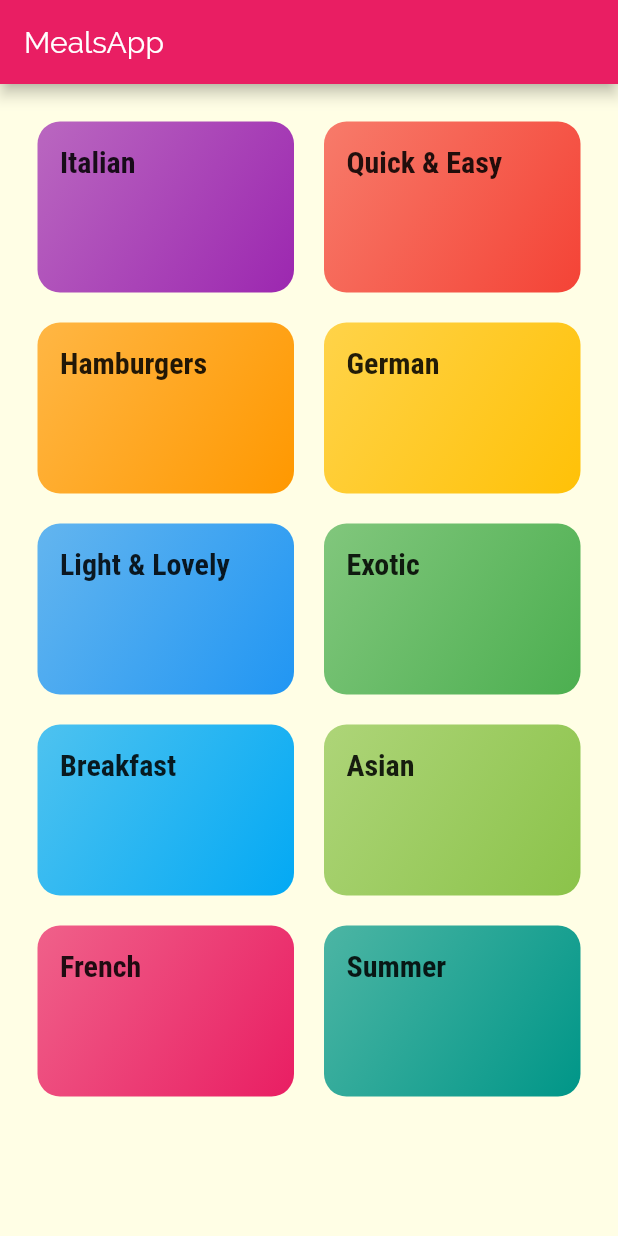
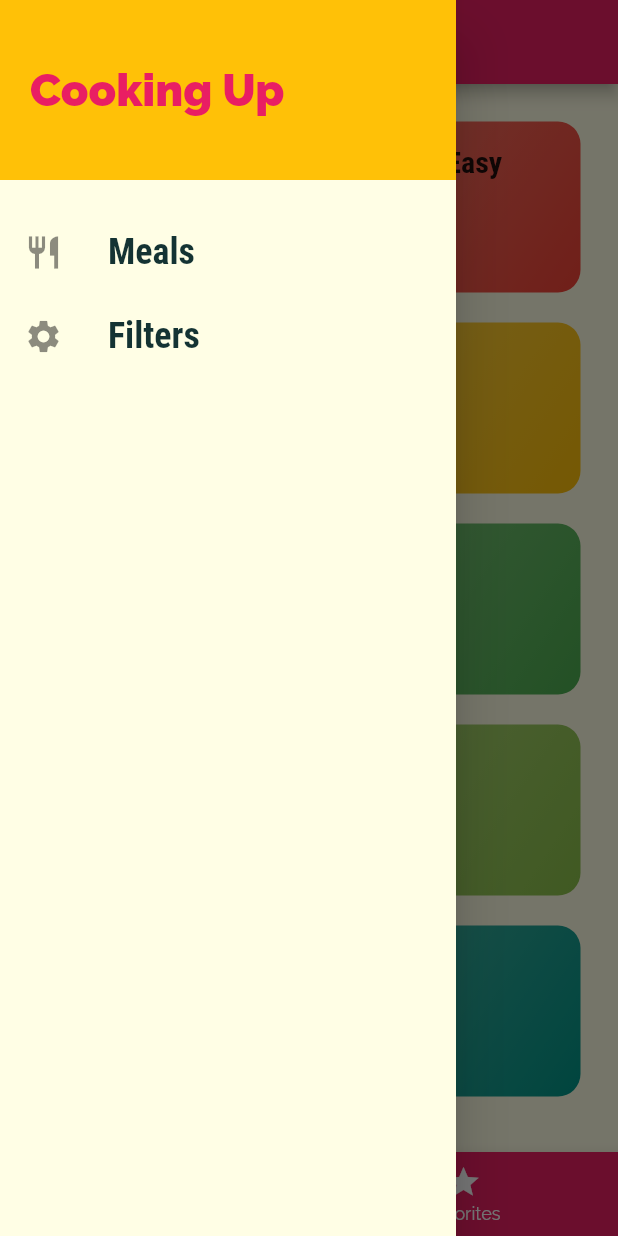
Before and after one commit to Snirdude/MealsApp, a Flutter app: the screen it shows after launch, with the side drawer open (before the commit the screen has no drawer), on a phone screen of 412 x 824 dp. Run offline on Flutter 3.47's test engine with Material 2 defaults, Android fonts, the phone set to English and light mode, and no system bars.

Commit message:
End of lecture 175.

```diff
--- a/lib/main.dart
+++ b/lib/main.dart
@@ -1,7 +1,9 @@
 import 'package:flutter/material.dart';
 import 'package:meals_app/screens/categories_screen.dart';
 import 'package:meals_app/screens/category_meals_screen.dart';
+import 'package:meals_app/screens/filters_screen.dart';
 import 'package:meals_app/screens/meal_detail_screen.dart';
+import 'package:meals_app/screens/tabs_screen.dart';
 
 void main() => runApp(MyApp());
 
@@ -29,10 +31,11 @@ class MyApp extends StatelessWidget {
               ),
             ),
       ),
-      home: CategoriesScreen(),
+      home: TabsScreen(),
       routes: {
         CategoryMealsScreen.routeName: (ctx) => CategoryMealsScreen(),
         MealDetailScreen.routeName: (ctx) => MealDetailScreen(),
+        FiltersScreen.routeName: (ctx) => FiltersScreen(),
       },
     );
   }
--- a/lib/screens/categories_screen.dart
+++ b/lib/screens/categories_screen.dart
@@ -4,11 +4,7 @@ import 'package:meals_app/dummy_data.dart';
 
 class CategoriesScreen extends StatelessWidget {
   Widget build(BuildContext context) {
-    return Scaffold(
-      appBar: AppBar(
-        title: const Text('MealsApp'),
-      ),
-      body: GridView(
+    return GridView(
       padding: const EdgeInsets.all(25),
       children: DUMMY_CATEGORIES
           .map((catData) => CategoryItem(
@@ -23,7 +19,6 @@ class CategoriesScreen extends StatelessWidget {
         crossAxisSpacing: 20,
         mainAxisSpacing: 20,
       ),
-      ),
     );
   }
 }
--- /dev/null
+++ b/lib/screens/favorites_screen.dart
@@ -0,0 +1,11 @@
+import 'package:flutter/material.dart';
+
+class FavoritesScreen extends StatelessWidget {
+
+  @override
+  Widget build(BuildContext context) {
+    return Container(
+
+    );
+  }
+}
--- /dev/null
+++ b/lib/screens/filters_screen.dart
@@ -0,0 +1,12 @@
+import 'package:flutter/material.dart';
+
+class FiltersScreen extends StatelessWidget {
+  static const routeName = '/filters';
+
+  @override
+  Widget build(BuildContext context) {
+    return Container(
+
+    );
+  }
+}
--- /dev/null
+++ b/lib/screens/tabs_screen.dart
@@ -0,0 +1,57 @@
+import 'package:flutter/material.dart';
+import 'package:meals_app/screens/categories_screen.dart';
+import 'package:meals_app/screens/favorites_screen.dart';
+import 'package:meals_app/widgets/main_drawer.dart';
+
+class TabsScreen extends StatefulWidget {
+  @override
+  _TabsScreenState createState() => _TabsScreenState();
+}
+
+class _TabsScreenState extends State<TabsScreen> {
+  final List<Map<String, Object>> _pages = [
+    {
+      'page': CategoriesScreen(),
+      'title': 'Categories',
+    },
+    {
+      'page': FavoritesScreen(),
+      'title': 'Your Favorites',
+    },
+  ];
+  int _selectedPageIndex = 0;
+
+  void _selectPage(int index) {
+    setState(() {
+      _selectedPageIndex = index;
+    });
+  }
+
+  @override
+  Widget build(BuildContext context) {
+    return Scaffold(
+      appBar: AppBar(
+        title: Text(_pages[_selectedPageIndex]['title']),
+      ),
+      drawer: MainDrawer(),
+      body: _pages[_selectedPageIndex]['page'],
+      bottomNavigationBar: BottomNavigationBar(
+        onTap: _selectPage,
+        backgroundColor: Theme.of(context).primaryColor,
+        unselectedItemColor: Colors.white,
+        selectedItemColor: Theme.of(context).accentColor,
+        currentIndex: _selectedPageIndex,
+        items: [
+          BottomNavigationBarItem(
+              backgroundColor: Theme.of(context).primaryColor,
+              icon: Icon(Icons.category),
+              label: 'Categories'),
+          BottomNavigationBarItem(
+              backgroundColor: Theme.of(context).primaryColor,
+              icon: Icon(Icons.star),
+              label: 'Favorites'),
+        ],
+      ),
+    );
+  }
+}
--- /dev/null
+++ b/lib/widgets/main_drawer.dart
@@ -0,0 +1,63 @@
+import 'package:flutter/material.dart';
+import 'package:meals_app/screens/filters_screen.dart';
+
+class MainDrawer extends StatelessWidget {
+  Widget buildListTile(String title, IconData icon, Function tapHandler) {
+    return ListTile(
+      leading: Icon(
+        icon,
+        size: 26,
+      ),
+      title: Text(
+        title,
+        style: TextStyle(
+          fontFamily: 'RobotoCondensed',
+          fontSize: 24,
+          fontWeight: FontWeight.bold,
+        ),
+      ),
+      onTap: tapHandler,
+    );
+  }
+
+  @override
+  Widget build(BuildContext context) {
+    return Drawer(
+      child: Column(
+        children: [
+          Container(
+            height: 120,
+            width: double.infinity,
+            padding: EdgeInsets.all(20),
+            alignment: Alignment.centerLeft,
+            color: Theme.of(context).accentColor,
+            child: Text(
+              'Cooking Up',
+              style: TextStyle(
+                  fontWeight: FontWeight.w900,
+                  fontSize: 30,
+                  color: Theme.of(context).primaryColor),
+            ),
+          ),
+          SizedBox(
+            height: 20,
+          ),
+          buildListTile(
+            'Meals',
+            Icons.restaurant,
+            () {
+              Navigator.of(context).pushNamed('/');
+            },
+          ),
+          buildListTile(
+            'Filters',
+            Icons.settings,
+            () {
+              Navigator.of(context).pushNamed(FiltersScreen.routeName);
+            },
+          ),
+        ],
+      ),
+    );
+  }
+}
```
Lines whose indentation alone changed are shown as unchanged.
